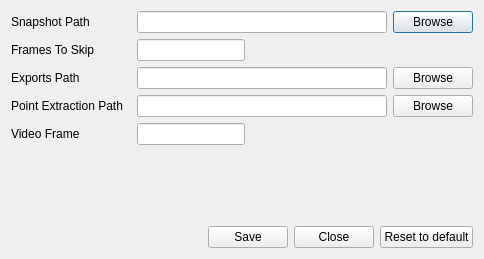
faizshukri/humantracking, file forms/settings.ui: the form before one commit.
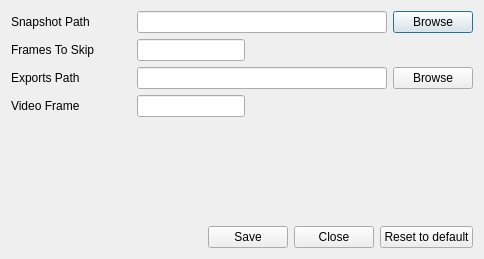
The form after the commit.

What changed in the file:
```diff
--- a/forms/settings.ui
+++ b/forms/settings.ui
@@ -166,59 +166,6 @@
      </item>
     </layout>
    </item>
-   <item>
-    <layout class="QHBoxLayout" name="horizontalLayout_6">
-     <item>
-      <widget class="QLabel" name="label_5">
-       <property name="minimumSize">
-        <size>
-         <width>120</width>
-         <height>0</height>
-        </size>
-       </property>
-       <property name="text">
-        <string>Point Extraction Path</string>
-       </property>
-      </widget>
-     </item>
-     <item>
-      <widget class="QLineEdit" name="txtExtractPoint">
-       <property name="sizePolicy">
-        <sizepolicy hsizetype="Fixed" vsizetype="Fixed">
-         <horstretch>0</horstretch>
-         <verstretch>0</verstretch>
-        </sizepolicy>
-       </property>
-       <property name="minimumSize">
-        <size>
-         <width>250</width>
-         <height>0</height>
-        </size>
-       </property>
-      </widget>
-     </item>
-     <item>
-      <widget class="QPushButton" name="btnBrowsePoint">
-       <property name="text">
-        <string>Browse</string>
-       </property>
-      </widget>
-     </item>
-     <item>
-      <spacer name="horizontalSpacer_6">
-       <property name="orientation">
-        <enum>Qt::Horizontal</enum>
-       </property>
-       <property name="sizeHint" stdset="0">
-        <size>
-         <width>40</width>
-         <height>20</height>
-        </size>
-       </property>
-      </spacer>
-     </item>
-    </layout>
-   </item>
    <item>
     <layout class="QHBoxLayout" name="horizontalLayout_5">
      <item>
```
